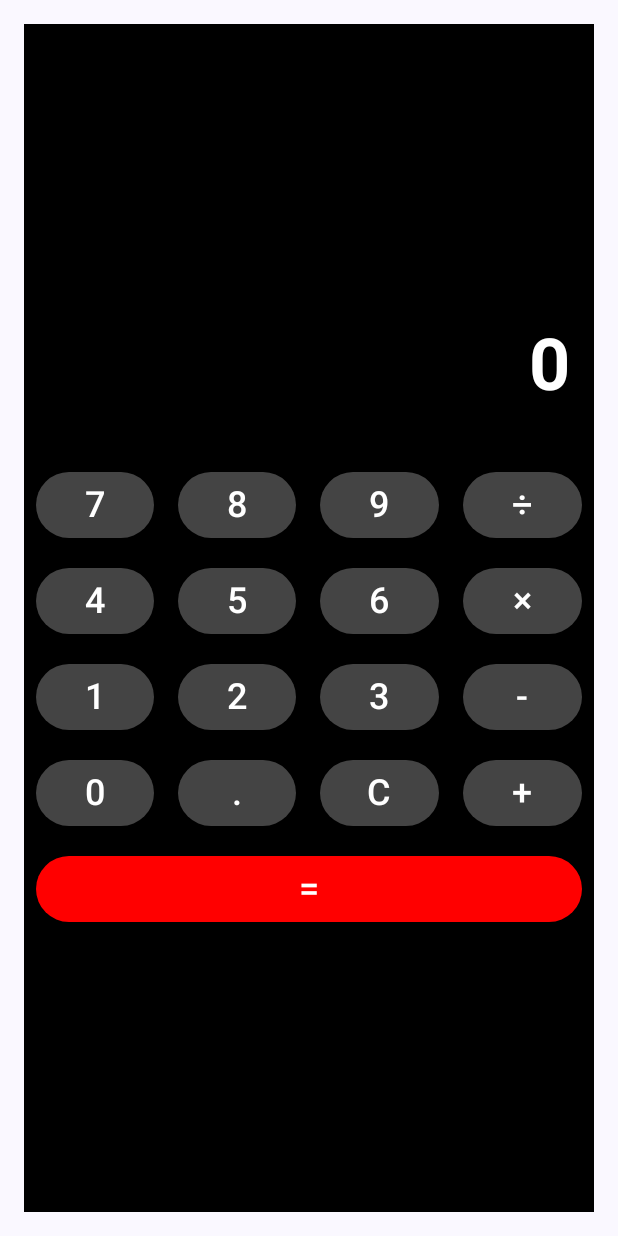
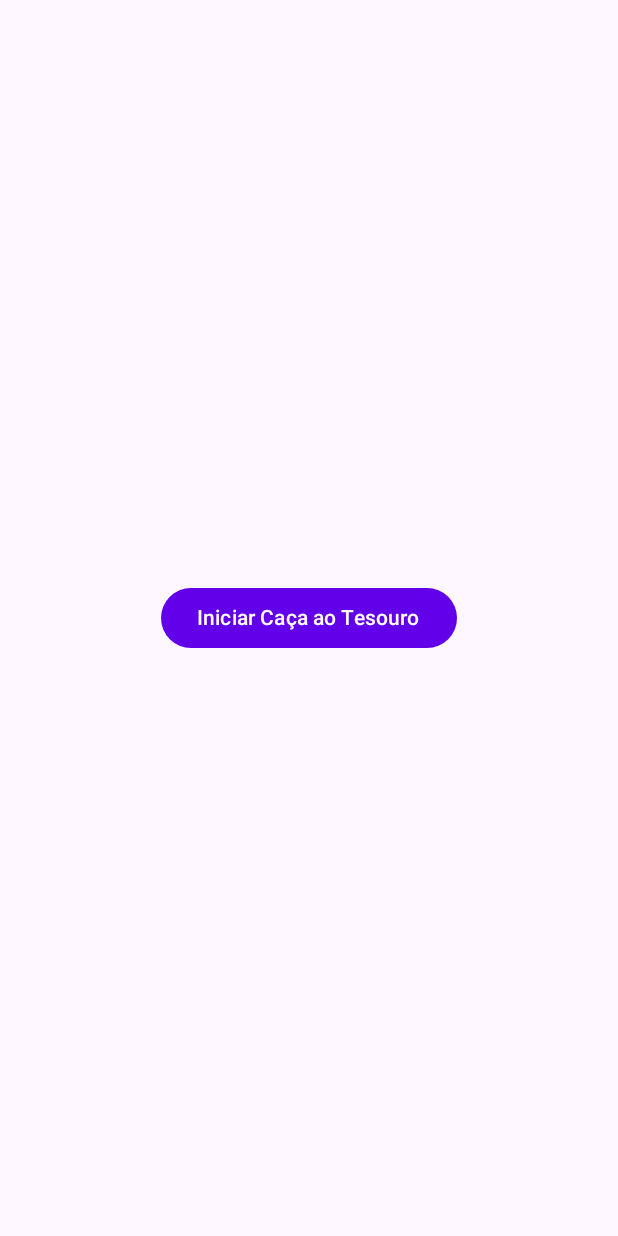
Before and after one commit to KauaGrathwohl/exercicios-solucoes-mobile-satc, an Android app built with Jetpack Compose: the screen it shows after launch (MainActivity), on a phone screen of 412 x 824 dp. Run offline under Robolectric (Android 15) with nearby library versions, the phone set to English and light mode, and no system bars.

Commit message:
Exercício Android navigation component

```diff
--- a/app/build.gradle.kts
+++ b/app/build.gradle.kts
@@ -59,6 +59,8 @@ dependencies {
     implementation(libs.androidx.ui.graphics)
     implementation(libs.androidx.ui.tooling.preview)
     implementation(libs.androidx.material3)
+    implementation(libs.androidx.navigation.runtime.ktx)
+    implementation(libs.androidx.navigation.compose)
     testImplementation(libs.junit)
     androidTestImplementation(libs.androidx.junit)
     androidTestImplementation(libs.androidx.espresso.core)
--- a/app/src/main/java/com/example/exercicios_solucoes_mobile_satc/MainActivity.kt
+++ b/app/src/main/java/com/example/exercicios_solucoes_mobile_satc/MainActivity.kt
@@ -3,46 +3,30 @@ package com.example.exercicios_solucoes_mobile_satc
 import android.os.Bundle
 import androidx.activity.ComponentActivity
 import androidx.activity.compose.setContent
-import androidx.activity.enableEdgeToEdge
-import androidx.compose.foundation.layout.fillMaxSize
-import androidx.compose.material3.MaterialTheme
-import androidx.compose.material3.Surface
 import androidx.compose.runtime.Composable
-import androidx.compose.ui.Modifier
-import androidx.compose.ui.tooling.preview.Preview
-import com.example.exercicios_solucoes_mobile_satc.calculator.Calculator
-import com.example.exercicios_solucoes_mobile_satc.calculator.CalculatorUI
-import com.example.exercicios_solucoes_mobile_satc.ui.theme.Exercicios_solucoes_mobile_satcTheme
+import androidx.compose.runtime.remember
+import androidx.navigation.compose.rememberNavController
+import com.example.exercicios_solucoes_mobile_satc.navigations.AppNavigation
+import com.example.exercicios_solucoes_mobile_satc.navigations.theme.TesouroJogoTheme
+
 
 class MainActivity : ComponentActivity() {
     override fun onCreate(savedInstanceState: Bundle?) {
         super.onCreate(savedInstanceState)
-        val calculator = Calculator()
-
-        enableEdgeToEdge()
         setContent {
-            Exercicios_solucoes_mobile_satcTheme {
-                Surface(
-                    modifier = Modifier.fillMaxSize(),
-                    color = MaterialTheme.colorScheme.background
-                ) {
-                    CalculatorUI(calculator)
-                }
-            }
+            TesouroJogoApp()
         }
     }
 }
 
-@Preview(showBackground = true)
 @Composable
-fun CalculatorPreview() {
-    Exercicios_solucoes_mobile_satcTheme {
-        val calculator = Calculator()
-        Surface(
-            modifier = Modifier.fillMaxSize(),
-            color = MaterialTheme.colorScheme.background
-        ) {
-            CalculatorUI(calculator)
-        }
+fun TesouroJogoApp() {
+    TesouroJogoTheme {
+        // Inicializa o controlador de navegação e o tempo inicial do jogo
+        val navController = rememberNavController()
+        val startTime = remember { System.currentTimeMillis() }
+
+        // Inicia a navegação do aplicativo
+        AppNavigation(navController, startTime)
     }
 }
--- /dev/null
+++ b/app/src/main/java/com/example/exercicios_solucoes_mobile_satc/navigations/AppNavigation.kt
@@ -0,0 +1,20 @@
+package com.example.exercicios_solucoes_mobile_satc.navigations
+
+import androidx.compose.runtime.Composable
+import androidx.navigation.NavHostController
+import androidx.navigation.compose.NavHost
+import androidx.navigation.compose.composable
+import com.example.exercicios_solucoes_mobile_satc.navigations.screens.HomeScreen
+import com.example.exercicios_solucoes_mobile_satc.navigations.screens.PistaScreen
+import com.example.exercicios_solucoes_mobile_satc.navigations.screens.TreasureScreen
+
+@Composable
+fun AppNavigation(navController: NavHostController, startTime: Long) {
+    NavHost(navController = navController, startDestination = "home") {
+        composable("home") { HomeScreen(navController) }
+        composable("pista1") { PistaScreen(navController, "Eu tenho cidades, mas não casas. Tenho montanhas, mas não árvores. Tenho água, mas não peixes. Quem sou eu?", "mapa", "pista2") }
+        composable("pista2") { PistaScreen(navController, "Eu corro sem pés, sussurro sem boca. O que sou?", "vento", "pista3") }
+        composable("pista3") { PistaScreen(navController, "O que pode passar pela água sem se molhar?", "sombra", "tesouro") }
+        composable("tesouro") { TreasureScreen(navController, startTime) }
+    }
+}
--- /dev/null
+++ b/app/src/main/java/com/example/exercicios_solucoes_mobile_satc/navigations/screens/HomeScreen.kt
@@ -0,0 +1,23 @@
+package com.example.exercicios_solucoes_mobile_satc.navigations.screens
+
+import androidx.compose.foundation.layout.*
+import androidx.compose.material3.*
+import androidx.compose.runtime.Composable
+import androidx.compose.ui.Alignment
+import androidx.compose.ui.Modifier
+import androidx.navigation.NavHostController
+
+@Composable
+fun HomeScreen(navController: NavHostController) {
+    Surface(modifier = Modifier.fillMaxSize(), color = MaterialTheme.colorScheme.background) {
+        Column(
+            modifier = Modifier.fillMaxSize(),
+            horizontalAlignment = Alignment.CenterHorizontally,
+            verticalArrangement = Arrangement.Center
+        ) {
+            Button(onClick = { navController.navigate("pista1") }) {
+                Text("Iniciar Caça ao Tesouro")
+            }
+        }
+    }
+}
--- /dev/null
+++ b/app/src/main/java/com/example/exercicios_solucoes_mobile_satc/navigations/theme/Theme.kt
@@ -0,0 +1,21 @@
+package com.example.exercicios_solucoes_mobile_satc.navigations.theme
+
+import androidx.compose.material3.*
+import androidx.compose.runtime.Composable
+import androidx.compose.ui.graphics.Color
+
+private val LightColors = lightColorScheme(
+    primary = Color(0xFF6200EA),
+    onPrimary = Color.White,
+    primaryContainer = Color(0xFFBB86FC),
+    onPrimaryContainer = Color.Black
+)
+
+@Composable
+fun TesouroJogoTheme(content: @Composable () -> Unit) {
+    MaterialTheme(
+        colorScheme = LightColors,
+        typography = Typography(),
+        content = content
+    )
+}
--- a/gradle/libs.versions.toml
+++ b/gradle/libs.versions.toml
@@ -8,6 +8,8 @@ espressoCore = "3.6.1"
 lifecycleRuntimeKtx = "2.8.4"
 activityCompose = "1.9.1"
 composeBom = "2024.04.01"
+navigationRuntimeKtx = "2.8.0"
+navigationCompose = "2.8.0"
 
 [libraries]
 androidx-core-ktx = { group = "androidx.core", name = "core-ktx", version.ref = "coreKtx" }
@@ -24,6 +26,8 @@ androidx-ui-tooling-preview = { group = "androidx.compose.ui", name = "ui-toolin
 androidx-ui-test-manifest = { group = "androidx.compose.ui", name = "ui-test-manifest" }
 androidx-ui-test-junit4 = { group = "androidx.compose.ui", name = "ui-test-junit4" }
 androidx-material3 = { group = "androidx.compose.material3", name = "material3" }
+androidx-navigation-runtime-ktx = { group = "androidx.navigation", name = "navigation-runtime-ktx", version.ref = "navigationRuntimeKtx" }
+androidx-navigation-compose = { group = "androidx.navigation", name = "navigation-compose", version.ref = "navigationCompose" }
 
 [plugins]
 android-application = { id = "com.android.application", version.ref = "agp" }
```
Also changed, not shown: app/src/main/java/com/example/exercicios_solucoes_mobile_satc/navigations/screens/PistaScreen.kt (added, +46 -0 lines), app/src/main/java/com/example/exercicios_solucoes_mobile_satc/navigations/screens/TreasureScreen.kt (added, +30 -0 lines), app/src/main/java/com/example/exercicios_solucoes_mobile_satc/navigations/theme/Color.kt (added, +8 -0 lines).
